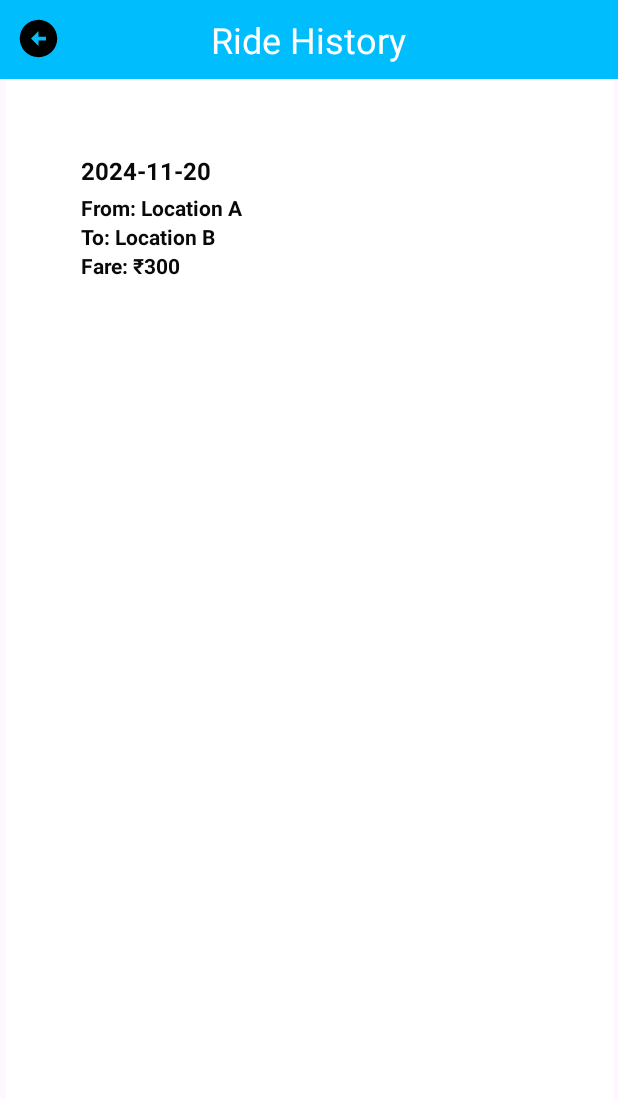
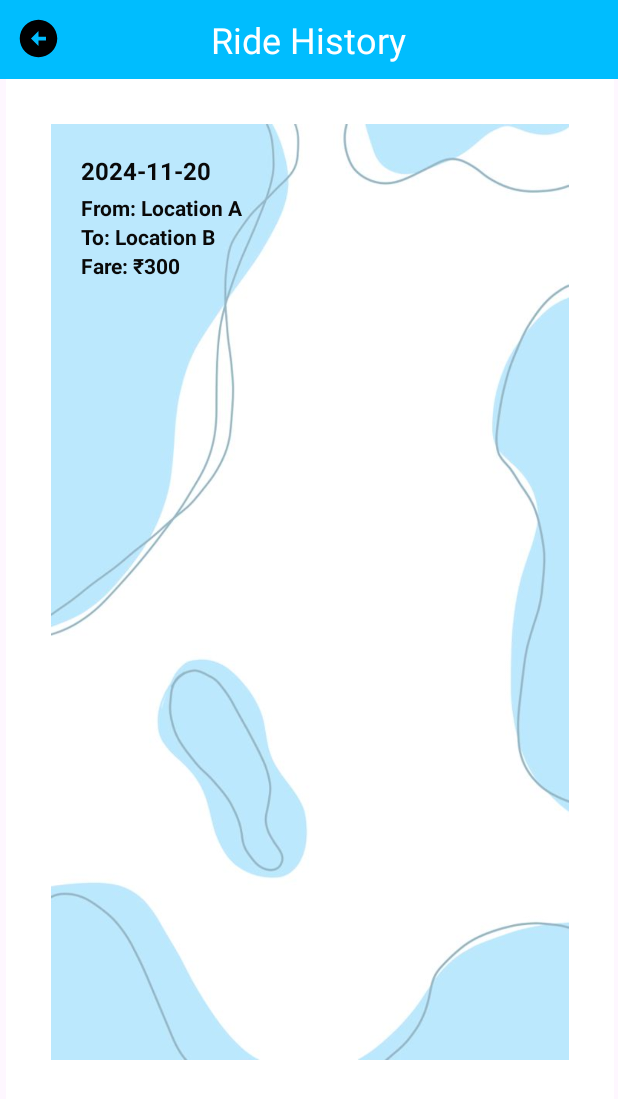
Before and after one commit to vkalwaghe/android_dev, an Android app: the RideHistoryActivity screen opened directly, with no data from a screen before it, on a phone screen of 412 x 824 dp. Shown: the top 1099 px of the screen. Run offline under Robolectric (Android 15) with nearby library versions, the phone set to English and light mode, and no system bars.

Commit message:
Next Update from Vaishnavi

```diff
--- a/app/src/main/java/com/sanjivani/shirditaxi/RideHistoryActivity.kt
+++ b/app/src/main/java/com/sanjivani/shirditaxi/RideHistoryActivity.kt
@@ -21,6 +21,12 @@ class RideHistoryActivity : AppCompatActivity() {
         rideHistoryRecyclerView = findViewById(R.id.rideHistoryRecyclerView)
         rideHistoryRecyclerView.layoutManager = LinearLayoutManager(this)
 
+
+        val backButton: ImageButton = findViewById(R.id.backButton)
+        backButton.setOnClickListener {
+            finish() // Closes the activity and navigates back
+        }
+
         // Sample ride history data
         val rides = listOf(
             Ride("1", "2024-11-20", "Location A", "Location B", "₹300"),
--- a/app/src/main/res/layout/activity_account.xml
+++ b/app/src/main/res/layout/activity_account.xml
@@ -2,13 +2,13 @@
 <androidx.constraintlayout.widget.ConstraintLayout xmlns:android="http://schemas.android.com/apk/res/android"
     xmlns:app="http://schemas.android.com/apk/res-auto"
     android:layout_width="match_parent"
+    android:background="@drawable/backgraound"
     android:layout_height="match_parent">
 
     <LinearLayout
         android:layout_width="match_parent"
         android:layout_height="match_parent"
         android:orientation="vertical"
-        android:background="#F8F8FF"
         android:padding="16dp">
 
         <!-- Header Section -->
--- a/app/src/main/res/layout/activity_main.xml
+++ b/app/src/main/res/layout/activity_main.xml
@@ -24,9 +24,10 @@
 
             <ImageView
                 android:id="@+id/accountIcon"
-                android:layout_width="42dp"
+                android:layout_width="36dp"
                 android:layout_height="42dp"
                 android:src="@drawable/ic_account" />
+
             <TextView
                 android:id="@+id/accountLabel"
                 android:layout_width="wrap_content"
--- a/app/src/main/res/layout/activity_profile.xml
+++ b/app/src/main/res/layout/activity_profile.xml
@@ -6,7 +6,7 @@
     android:layout_width="match_parent"
     android:layout_height="match_parent"
     android:padding="16dp"
-    android:background="@color/white"
+    android:background="@drawable/backgraound"
     tools:context=".ProfileActivity"
     tools:ignore="ExtraText">
 
--- a/app/src/main/res/layout/item_ride.xml
+++ b/app/src/main/res/layout/item_ride.xml
@@ -2,6 +2,7 @@
 <androidx.constraintlayout.widget.ConstraintLayout xmlns:android="http://schemas.android.com/apk/res/android"
     xmlns:tools="http://schemas.android.com/tools"
     android:layout_width="match_parent"
+    android:background="@drawable/backgraound"
     android:layout_height="match_parent">
 
 
```
Also changed, not shown: app/src/main/res/drawable/backgraound.jpg (added).
